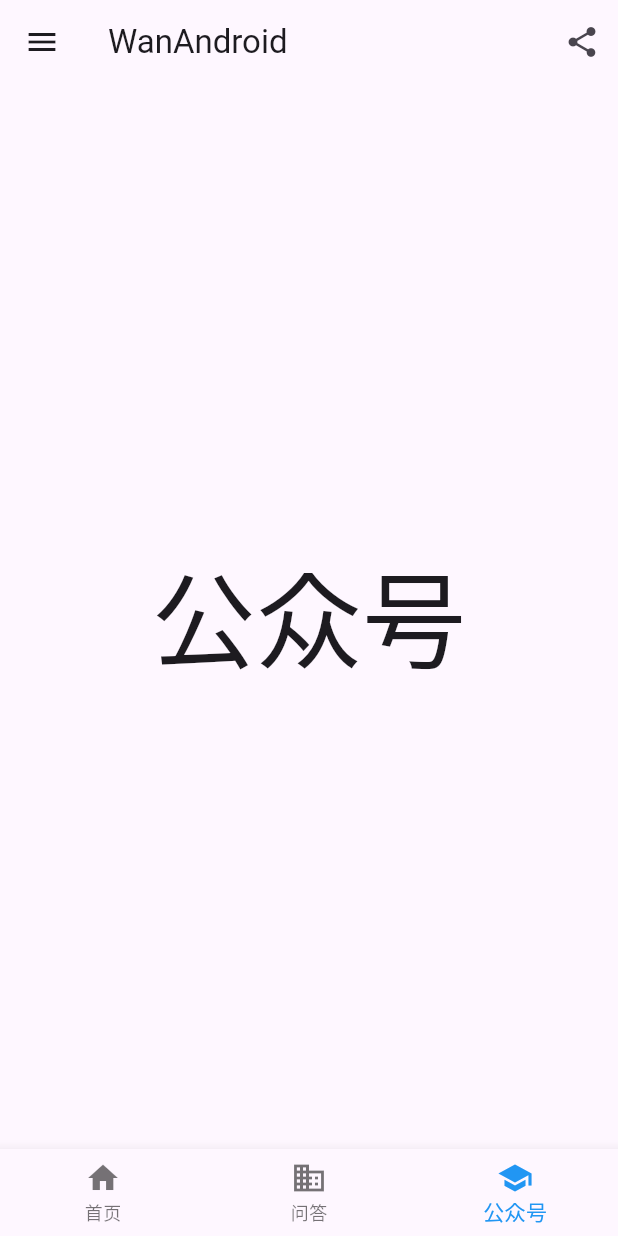
After one commit to renxh4/flutterwanandroid, a Flutter app: the screen it shows after launch, swiped to page 3, on a phone screen of 412 x 824 dp. The commit adds this screen. Run offline on Flutter 3.47's test engine with Material 3 defaults, Android fonts, the phone set to English and light mode, and no system bars; our stand-ins replace dio, get, retrofit, webview_flutter; generated files the repository leaves out were written again; statements that could not run were skipped.

Commit message:
pageview 保持缓存

```diff
--- a/lib/page/PageView.dart
+++ b/lib/page/PageView.dart
@@ -1,6 +1,7 @@
 
 import 'package:flutter/material.dart';
 import 'package:flutterwanandroid/page/HomePageView.dart';
+import 'package:flutterwanandroid/utils/KeepAliveWrapper.dart';
 
 const String pageViewHome = "首页";
 const String pageViewQa = "问答";
@@ -40,13 +41,13 @@
   @override
   Widget build(BuildContext context) {
     if (text == pageViewHome) {
-      return HomePageView();
+      return KeepAliveWrapper(child: HomePageView());
     } else if (text == pageViewQa) {
-      return const Center(child: Text(pageViewQa, textScaleFactor: 5));
+      return KeepAliveWrapper(child: const Center(child: Text(pageViewQa, textScaleFactor: 5)));
     } else if (text == pageViewWx) {
-      return const Center(child: Text(pageViewWx, textScaleFactor: 5));
+      return KeepAliveWrapper(child: const Center(child: Text(pageViewWx, textScaleFactor: 5)));
     } else {
-      return const Center(child: Text("未知页面", textScaleFactor: 5));
+      return KeepAliveWrapper(child: const Center(child: Text("未知页面", textScaleFactor: 5)));
     }
   }
 
--- /dev/null
+++ b/lib/utils/KeepAliveWrapper.dart
@@ -0,0 +1,36 @@
+
+import 'package:flutter/material.dart';
+
+class KeepAliveWrapper extends StatefulWidget {
+  const KeepAliveWrapper({
+    Key? key,
+    this.keepAlive = true,
+    required this.child,
+  }) : super(key: key);
+  final bool keepAlive;
+  final Widget child;
+
+  @override
+  _KeepAliveWrapperState createState() => _KeepAliveWrapperState();
+}
+
+class _KeepAliveWrapperState extends State<KeepAliveWrapper>
+    with AutomaticKeepAliveClientMixin {
+  @override
+  Widget build(BuildContext context) {
+    super.build(context);
+    return widget.child;
+  }
+
+  @override
+  void didUpdateWidget(covariant KeepAliveWrapper oldWidget) {
+    if(oldWidget.keepAlive != widget.keepAlive) {
+      // keepAlive 状态需要更新，实现在 AutomaticKeepAliveClientMixin 中
+      updateKeepAlive();
+    }
+    super.didUpdateWidget(oldWidget);
+  }
+
+  @override
+  bool get wantKeepAlive => widget.keepAlive;
+}
```
